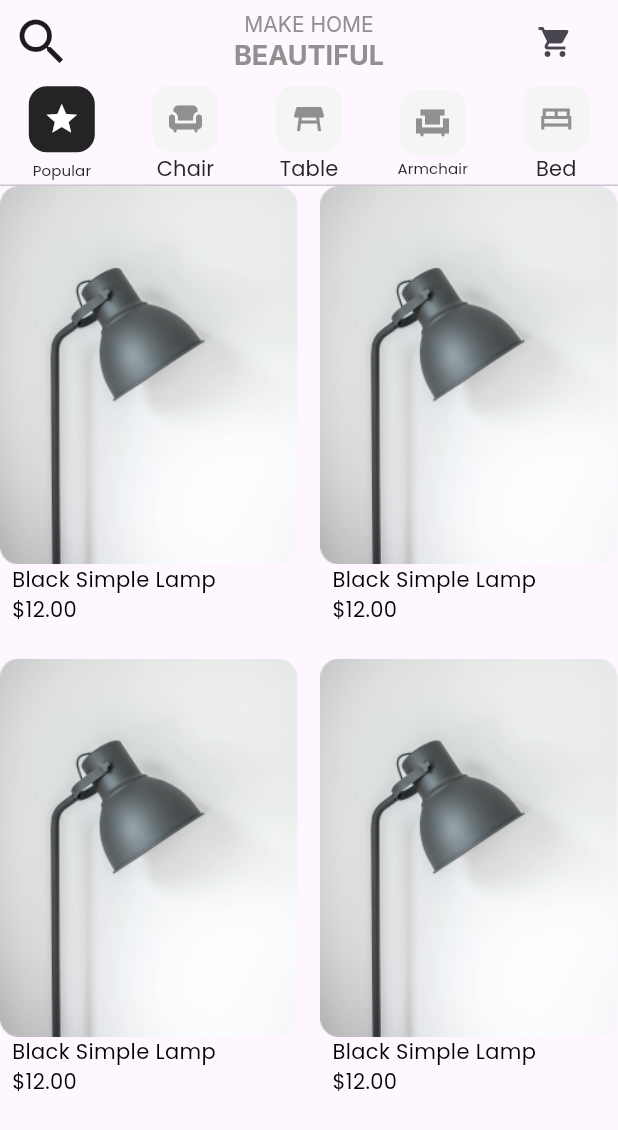
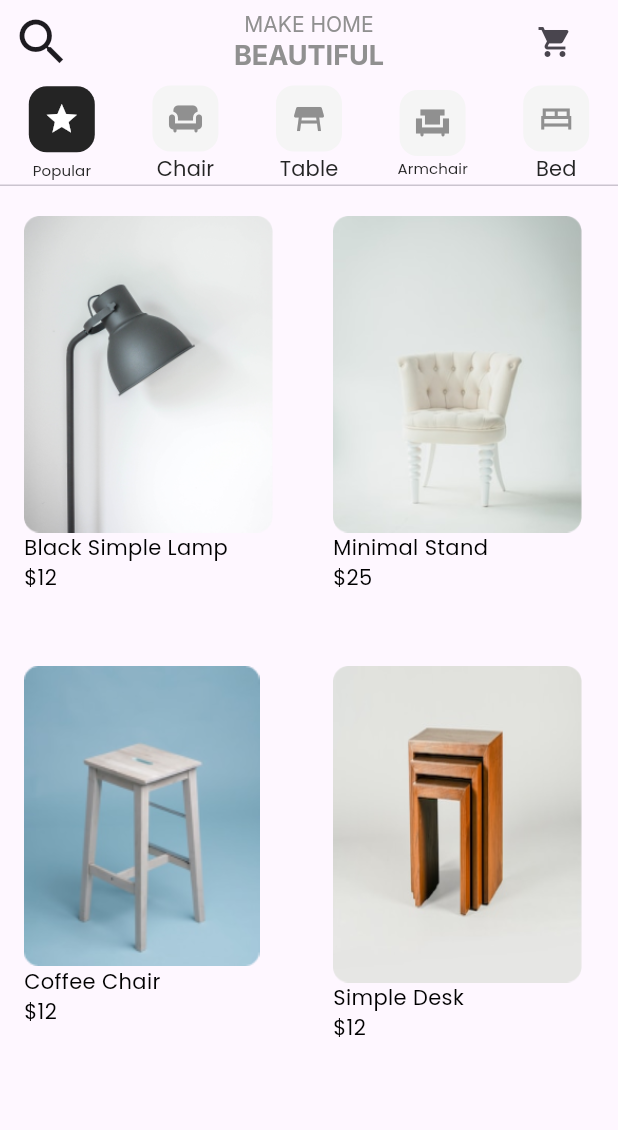
Before and after one commit to Dharalunagariya/Furniture.app, a Flutter app: the Homescreen screen opened directly, on a phone screen of 412 x 824 dp. Shown: the top 1130 px of the screen. Run offline on Flutter 3.47's test engine with Material 3 defaults, Android fonts, the phone set to English and light mode, and no system bars; our stand-ins replace awesome_bottom_bar, google_fonts.

Commit message:
30-12-24.

```diff
--- a/lib/view/Home/Homescreen.dart
+++ b/lib/view/Home/Homescreen.dart
@@ -1,4 +1,5 @@
 import 'package:flutter/material.dart';
+import 'package:flutter/widgets.dart';
 import 'package:furniture_app/res/comman/commantext.dart';
 import 'package:furniture_app/res/constant/App_text.dart';
 
@@ -12,22 +13,27 @@ class Homescreen extends StatefulWidget {
 class _HomescreenState extends State<Homescreen> {
   List<String> comman = [
     'Black Simple Lamp',
+    'Minimal Stand',
+    'Coffee Chair',
+    'Simple Desk',
   ];
   List<String> comman0 = [
     '\$12',
-  ];
-  List<String> comman2 = [
-    'Minimal Stand',
+    '\$25',
+    '\$12',
+    '\$12',
   ];
 
-  List<String> comman1 = [
-    "Font/images/Media (7).png",
-    "Font/images/Media (3).png",
-    "Font/images/Media (4).png",
-    "Font/images/Media (5).png",
+  List<String> images = [
+    'images/Media (17).png',
+    'images/Media (18).png',
+    'images/Media (20).png',
+    'images/Media (23).png',
   ];
   @override
   Widget build(BuildContext context) {
+    double height = MediaQuery.of(context).size.height;
+    double width = MediaQuery.of(context).size.width;
     return DefaultTabController(
       length: 5,
       child: Scaffold(
@@ -76,6 +82,8 @@ class _HomescreenState extends State<Homescreen> {
                     Container(
                       height: 44,
                       width: 44,
+                      // height: 0.044 * height,
+                      // width: 0.044 * width,
                       decoration: BoxDecoration(
                         borderRadius: BorderRadius.circular(12),
                         color: Color(0xff242424),
@@ -200,28 +208,37 @@ class _HomescreenState extends State<Homescreen> {
                   gridDelegate: SliverGridDelegateWithFixedCrossAxisCount(
                     crossAxisCount: 2,
                     mainAxisExtent: 300,
-                    mainAxisSpacing: 15,
-                    crossAxisSpacing: 15,
+                    // mainAxisSpacing: 15,
+                    // crossAxisSpacing: 15,
                   ),
                   itemBuilder: (context, index) {
-                    return Container(
+                    return Padding(
+                      padding: const EdgeInsets.only(
+                        top: 20,
+                        left: 16,
+                        right: 24,
+                      ),
+                      child: Container(
+                        width: 157,
                         child: Column(
                           crossAxisAlignment: CrossAxisAlignment.start,
                           children: [
                             Image.asset(
-                            'images/Media (12).png',
+                              images[index],
+                              fit: BoxFit.fill,
                             ),
                             CommanText(
-                            text: '  Black Simple Lamp',
+                              text: comman[index],
                               color: Colors.black,
                               fontSize: 14,
                             ),
                             CommanText(
-                            text: '  \$12.00',
+                              text: comman0[index],
                               color: Colors.black,
                               fontSize: 14,
                             ),
                           ],
+                        ),
                       ),
                     );
                   }),
--- a/lib/view/Sign up/Signup.dart
+++ b/lib/view/Sign up/Signup.dart
@@ -19,7 +19,7 @@ class Signup extends StatefulWidget {
 class _SignupState extends State<Signup> {
   @override
   Widget build(BuildContext context) {
-    return Scaffold(
+        return Scaffold(
       body: Padding(
         padding: const EdgeInsets.only(
           top: 64,
```
Also changed, not shown: lib/view/Login/Login.dart (+10 -6 lines), lib/view/Product/Productscreen.dart (+24 -5 lines), lib/view/onboarding/onboarding_screen.dart (+5 -3 lines), images/Media (17).png (renamed from images/Media (12).png), images/Media (18).png (added), images/Media (20).png (added), images/Media (23).png (added). Lines whose indentation alone changed are shown as unchanged.
